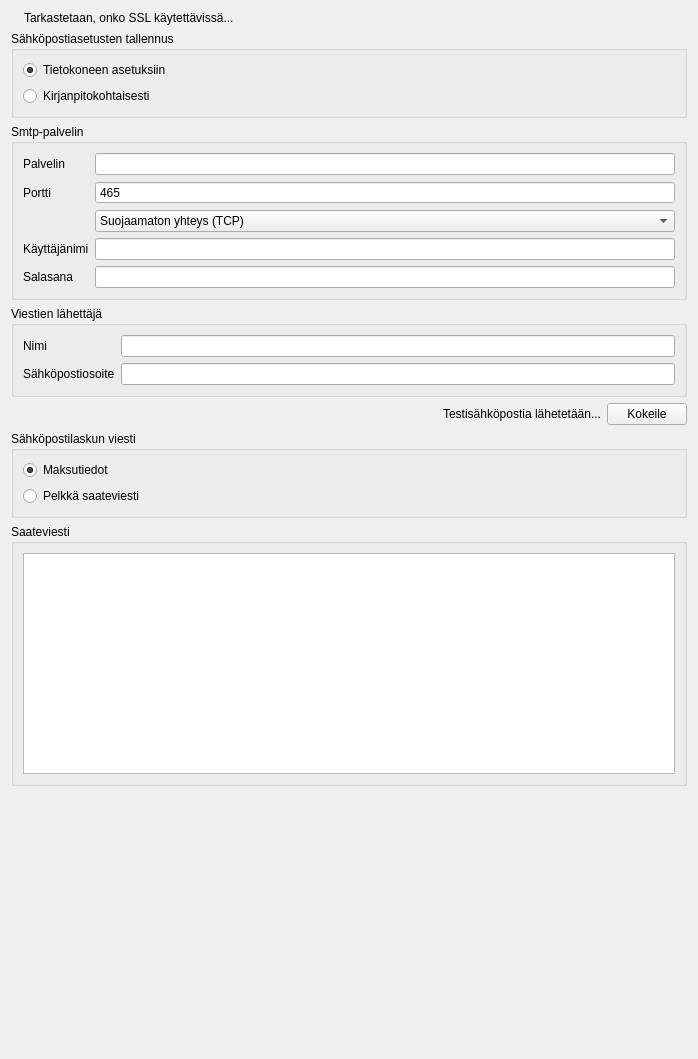
First picture: the form in kitsas/maaritys/emailmaaritys.ui, repository artoh/kitupiikki, before the edit.
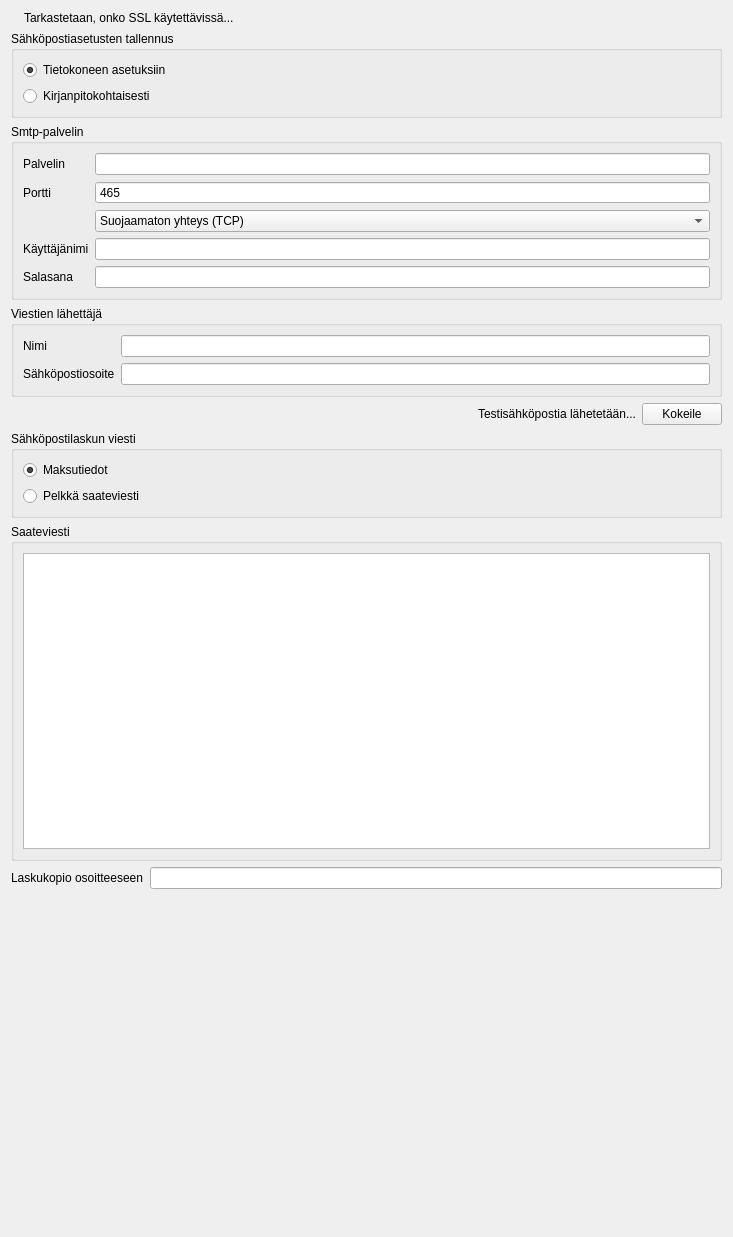
Second picture: the form after the edit. Icons and pictures are not drawn.

Diff of the .ui file:
```diff
--- a/kitsas/maaritys/emailmaaritys.ui
+++ b/kitsas/maaritys/emailmaaritys.ui
@@ -6,8 +6,8 @@
    <rect>
     <x>0</x>
     <y>0</y>
-    <width>698</width>
-    <height>1059</height>
+    <width>733</width>
+    <height>1237</height>
    </rect>
   </property>
   <property name="windowTitle">
@@ -275,6 +275,27 @@
      </layout>
     </widget>
    </item>
+   <item>
+    <layout class="QFormLayout" name="formLayout_3">
+     <item row="0" column="0">
+      <widget class="QLabel" name="label_7">
+       <property name="text">
+        <string>Laskukopio osoitteeseen</string>
+       </property>
+       <property name="buddy">
+        <cstring>kopioEdit</cstring>
+       </property>
+      </widget>
+     </item>
+     <item row="0" column="1">
+      <widget class="QLineEdit" name="kopioEdit">
+       <property name="text">
+        <string/>
+       </property>
+      </widget>
+     </item>
+    </layout>
+   </item>
    <item>
     <spacer name="verticalSpacer">
      <property name="orientation">
```
